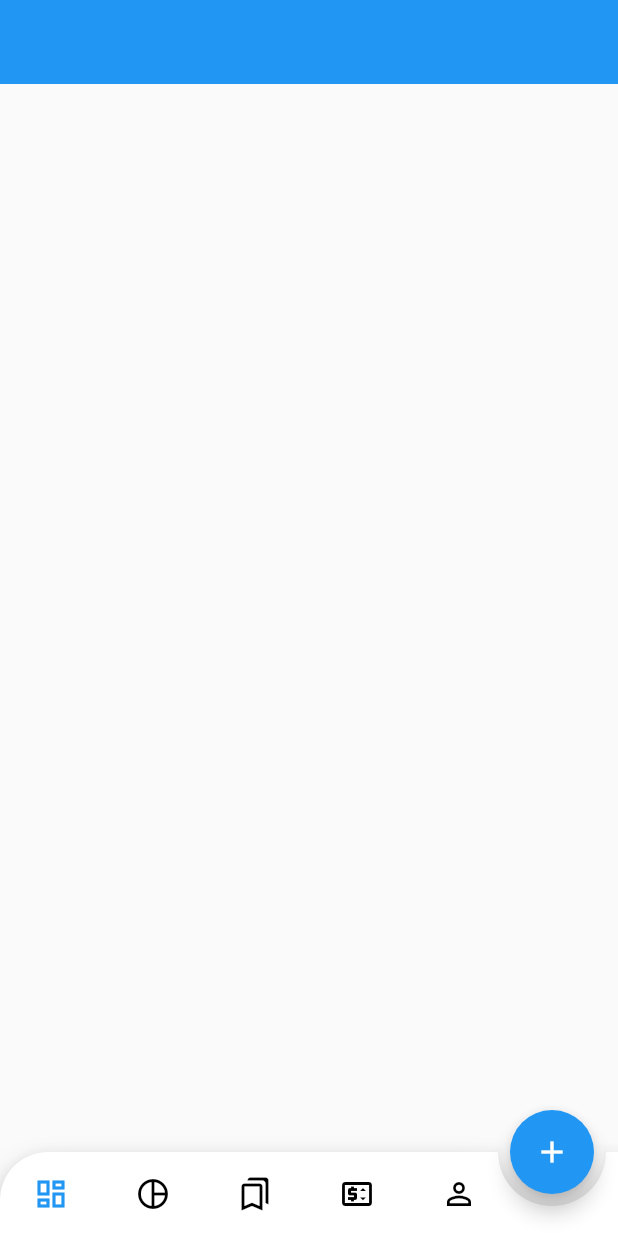
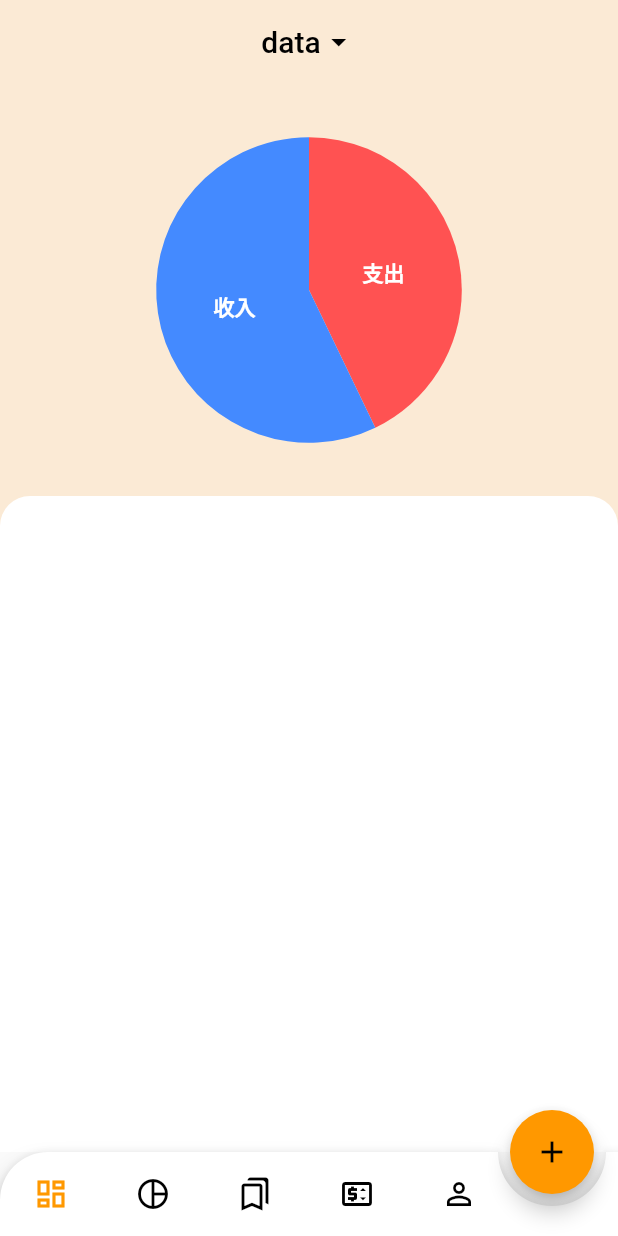
Before and after one commit to HCKUO1117/accounting, a Flutter app: the screen it shows after launch, on a phone screen of 412 x 824 dp. Run offline on Flutter 3.47's test engine with Material 2 defaults, Android fonts, the phone set to English and light mode, and no system bars; drawn by our look-alikes of animated_bottom_navigation_bar; our stand-ins replace syncfusion_flutter_charts, syncfusion_flutter_datepicker.

Commit message:
時間選擇(temp

```diff
--- a/lib/app.dart
+++ b/lib/app.dart
@@ -20,12 +20,21 @@ class _AppState extends State<App> {
         ChangeNotifierProvider.value(value: mainProvider),
       ],
       child: MaterialApp(
-        title: 'Flutter Demo',
-        theme: ThemeData(
-          primarySwatch: Colors.blue,
-        ),
-        home: const MainPage(),
-      ),
+          title: 'Flutter Demo',
+          theme: ThemeData(
+            primarySwatch: Colors.orange,
+          ),
+          home: ScrollConfiguration(
+            behavior: NoGlow(),
+            child: const MainPage(),
+          )),
     );
   }
 }
+
+class NoGlow extends ScrollBehavior {
+  @override
+  Widget buildViewportChrome(BuildContext context, Widget child, AxisDirection axisDirection) {
+    return child;
+  }
+}
--- /dev/null
+++ b/lib/screens/custom_date_picker_dialog.dart
@@ -0,0 +1,30 @@
+import 'package:flutter/material.dart';
+import 'package:syncfusion_flutter_datepicker/datepicker.dart';
+
+class CustomDatePickerDialog extends StatelessWidget {
+  const CustomDatePickerDialog({Key? key}) : super(key: key);
+
+  static void show(BuildContext context) {
+    showDialog(
+      context: context,
+      builder: (context) => CustomDatePickerDialog(),
+    );
+  }
+
+  @override
+  Widget build(BuildContext context) {
+    return AlertDialog(
+      scrollable: true,
+      content: SizedBox(
+        height: 500,
+        width: 500,
+        child: SfDateRangePicker(
+          onSelectionChanged: (arg){
+            print(arg.value);
+          },
+          selectionMode: DateRangePickerSelectionMode.range,
+        ),
+      ),
+    );
+  }
+}
--- a/lib/screens/dashboard/dashboard_screen.dart
+++ b/lib/screens/dashboard/dashboard_screen.dart
@@ -1,5 +1,7 @@
+import 'package:accounting/screens/custom_date_picker_dialog.dart';
 import 'package:flutter/cupertino.dart';
 import 'package:flutter/material.dart';
+import 'package:syncfusion_flutter_charts/charts.dart';
 
 class DashBoardScreen extends StatefulWidget {
   const DashBoardScreen({Key? key}) : super(key: key);
@@ -12,11 +14,92 @@ class _DashBoardScreenState extends State<DashBoardScreen> {
   @override
   Widget build(BuildContext context) {
     return Scaffold(
-      body: NestedScrollView(headerSliverBuilder: (context,b){
-        return [
-          SliverAppBar(),
-        ];
-      }, body: SizedBox()),
+      backgroundColor: Colors.orangeAccent.shade200.withOpacity(0.2),
+      appBar: AppBar(
+        elevation: 0,
+        backgroundColor: Colors.transparent,
+        centerTitle: true,
+        title: InkWell(onTap: (){
+          CustomDatePickerDialog.show(context);
+        },child: Row(
+          mainAxisSize: MainAxisSize.min,
+          children: [
+          Text('data'),
+          Icon(Icons.arrow_drop_down)
+        ],),),
+      ),
+      body: NestedScrollView(
+        headerSliverBuilder: (context, b) {
+          return [
+            SliverAppBar(
+              elevation: 0,
+              stretch: true,
+              expandedHeight: MediaQuery.of(context).size.height / 3,
+              backgroundColor: Colors.transparent,
+              flexibleSpace: FlexibleSpaceBar(
+                stretchModes: const <StretchMode>[
+                  StretchMode.zoomBackground,
+                  StretchMode.blurBackground,
+                  StretchMode.fadeTitle,
+                ],
+                background: Center(
+                  child: SfCircularChart(
+                    legend: Legend(isVisible: false),
+                    series: <PieSeries<_PieData, String>>[
+                      PieSeries<_PieData, String>(
+                        explode: true,
+                        explodeIndex: 0,
+                        dataSource: [
+                          _PieData('支出', 15, '支出', Colors.redAccent),
+                          _PieData('收入', 20, '收入', Colors.blueAccent),
+                        ],
+                        xValueMapper: (_PieData data, _) => data.xData,
+                        yValueMapper: (_PieData data, _) => data.yData,
+                        dataLabelMapper: (_PieData data, _) => data.text,
+                        pointColorMapper: (_PieData data, _) => data.color,
+                        dataLabelSettings: const DataLabelSettings(
+                          isVisible: true,
+                          textStyle: TextStyle(
+                            fontFamily: 'Roboto',
+                            fontStyle: FontStyle.normal,
+                            fontWeight: FontWeight.bold,
+                            fontSize: 14,
+                            color: Colors.white,
+                          ),
+                        ),
+                      ),
+                    ],
+                  ),
+                ),
+              ),
+            ),
+          ];
+        },
+        body: Container(
+          height: 1000,
+          decoration: const BoxDecoration(
+            color: Colors.white,
+            borderRadius: BorderRadius.only(
+              topLeft: Radius.circular(20),
+              topRight: Radius.circular(20),
+            ),
+          ),
+        ),
+      ),
     );
   }
 }
+
+class _PieData {
+  _PieData(
+    this.xData,
+    this.yData,
+    this.text,
+    this.color,
+  );
+
+  final String xData;
+  final num yData;
+  final String text;
+  final Color color;
+}
--- a/lib/screens/main_page.dart
+++ b/lib/screens/main_page.dart
@@ -23,15 +23,14 @@ class _MainPageState extends State<MainPage> with TickerProviderStateMixin {
   @override
   Widget build(BuildContext context) {
     return Scaffold(
-      body: TabBarView(
-          controller: _tabController,
-          children: [DashBoardScreen()]),
+      body: TabBarView(controller: _tabController, children: [DashBoardScreen()]),
       floatingActionButton: FloatingActionButton(
         onPressed: () {},
         child: const Icon(Icons.add),
       ),
       floatingActionButtonLocation: FloatingActionButtonLocation.endDocked,
       bottomNavigationBar: AnimatedBottomNavigationBar(
+        elevation: 5,
         icons: const [
           Icons.dashboard_outlined,
           Icons.pie_chart_outline_outlined,
@@ -39,7 +38,7 @@ class _MainPageState extends State<MainPage> with TickerProviderStateMixin {
           Icons.price_change_outlined,
           Icons.person_outline
         ],
-        activeColor: Colors.blue,
+        activeColor: Colors.orange,
         activeIndex: _bottomNavIndex,
         gapLocation: GapLocation.end,
         notchSmoothness: NotchSmoothness.softEdge,
--- a/pubspec.yaml
+++ b/pubspec.yaml
@@ -16,6 +16,8 @@ dependencies:
   animated_bottom_navigation_bar: ^1.1.0
   provider: ^6.0.3
   table_calendar: ^3.0.7
+  syncfusion_flutter_charts: ^20.2.49
+  syncfusion_flutter_datepicker: ^20.2.49
 
 dev_dependencies:
   flutter_test:
```
Also changed, not shown: pubspec.lock.
